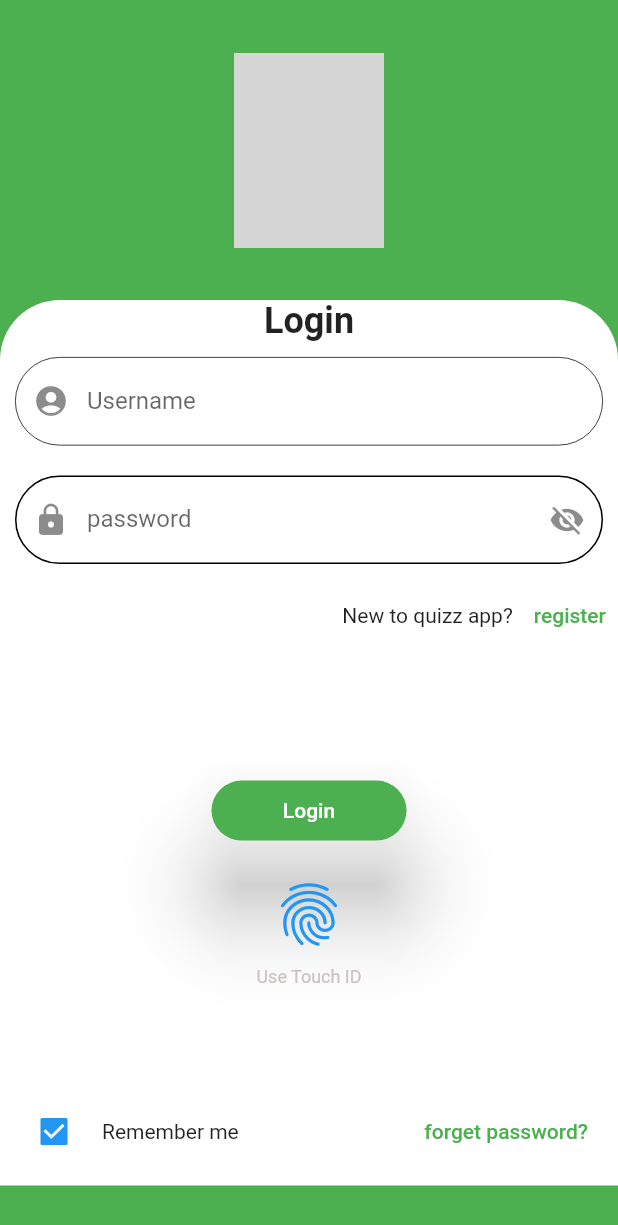
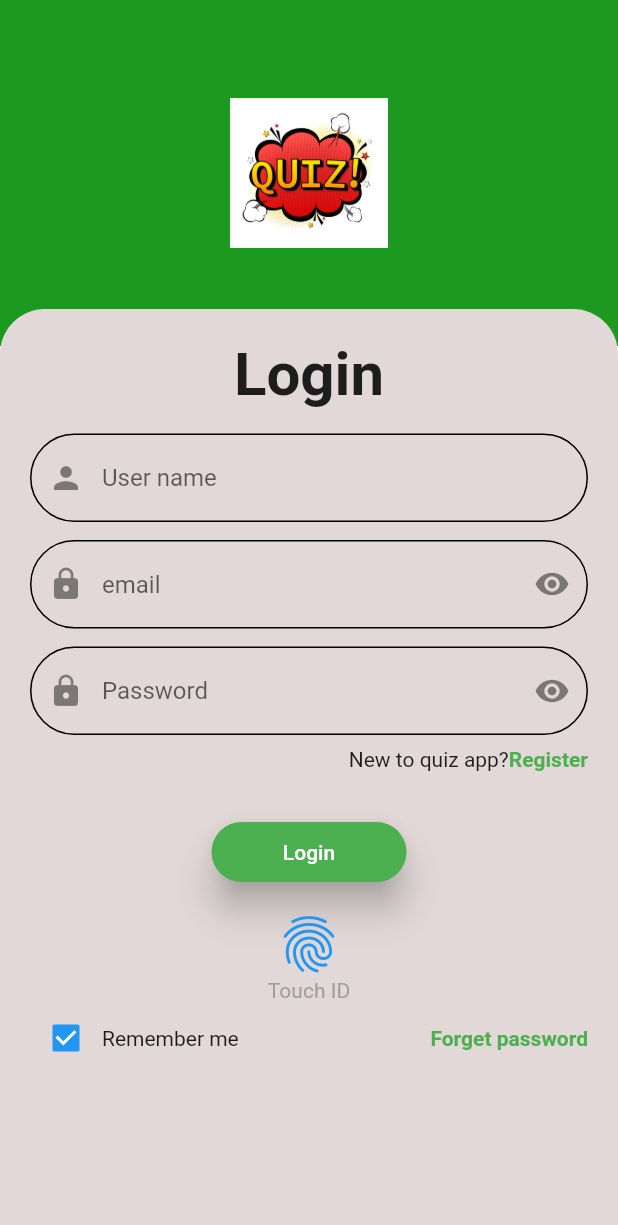
Before and after one commit to mohamedabdelhamed555/QuizApp, a Flutter app: the screen it shows after launch, on a phone screen of 412 x 824 dp. Shown: the top 1225 px of the screen. Run offline on Flutter 3.47's test engine with Material 2 defaults, Android fonts, the light colour scheme and no system bars; grey boxes are pictures that could not be loaded.

Commit message:
form validation

```diff
--- a/lib/Global/quiz_question.dart
+++ b/lib/Global/quiz_question.dart
@@ -1,5 +1,3 @@
-import 'package:flutter/material.dart';
-
 List dataList = [
   {
     "categoryName": "Sports test",
--- a/lib/Widgets/Category_Container.dart
+++ b/lib/Widgets/Category_Container.dart
@@ -1,3 +1,5 @@
+// ignore_for_file: must_be_immutable
+
 import 'package:flutter/material.dart';
 import 'package:mohamed_iti823/screens/quiz_screen.dart';
 
--- a/lib/main.dart
+++ b/lib/main.dart
@@ -13,7 +13,7 @@ class quiz_app extends StatelessWidget {
   Widget build(BuildContext context) {
     return MaterialApp(
       debugShowCheckedModeBanner: false,
-      home: loginScreen(),
+      home: LoginScreen(),
     );
   }
 }
--- a/lib/screens/Cat_Screen.dart
+++ b/lib/screens/Cat_Screen.dart
@@ -1,6 +1,4 @@
 import 'package:flutter/material.dart';
-import 'package:flutter/src/widgets/framework.dart';
-import 'package:flutter/src/widgets/placeholder.dart';
 import 'package:mohamed_iti823/Widgets/Category_Container.dart';
 
 class CatScreen extends StatelessWidget {
--- a/lib/screens/login_screen.dart
+++ b/lib/screens/login_screen.dart
@@ -1,165 +1,220 @@
 import 'package:flutter/material.dart';
-import 'package:mohamed_iti823/screens/cat_screen.dart';
+import 'package:mohamed_iti823/screens/Cat_Screen.dart';
 
-class loginScreen extends StatelessWidget {
-  const loginScreen({super.key});
-
+// ignore: must_be_immutable
+class LoginScreen extends StatelessWidget {
+  LoginScreen({super.key});
+  final _formKey = GlobalKey<FormState>();
+  RegExp regex =
+      RegExp(r'^(?=.*?[A-Z])(?=.*?[a-z])(?=.*?[0-9])(?=.*?[!@#\$&*~]).{8,}$');
+  RegExp regExp = new RegExp(r'^[\w-]+(\.[\w-]+)*@([\w-]+\.)+[a-zA-Z]{2,7}$');
   @override
   Widget build(BuildContext context) {
     return Scaffold(
-      backgroundColor: Colors.green,
-      body: ListView(
+        // backgroundColor: Colors.green,
+        body: Form(
+      key: _formKey,
+      child: Stack(
+        // unbounded widget
+        alignment: Alignment.bottomCenter,
         children: [
-          Container(
-            height: 200,
+          Align(
+            alignment: Alignment.topCenter,
+            child: Container(
+              height: MediaQuery.of(context).size.height * 0.28,
+              width: MediaQuery.of(context).size.width,
+              color: const Color.fromARGB(255, 27, 154, 31),
               child: Center(
-              child: Image.network(
-                "https://encrypted-tbn0.gstatic.com/images?q=tbn:ANd9GcTAgn-xJyk73PtGGA9HltNDszwKta9mHiY2Qt6kHQW2ba-3WF09",
-                width: 100,
-                height: 130,
-              ),
-            ),
-          ),
-          Spacer(),
-          Container(
-              decoration: BoxDecoration(
-                  color: Colors.white,
-                  borderRadius: BorderRadius.only(
-                      topLeft: Radius.circular(40),
-                      topRight: Radius.circular(40))),
-              child: Column(
-                children: [
-                  Text(
-                    "Login",
-                    style: TextStyle(
-                      fontSize: 24,
-                      fontWeight: FontWeight.bold,
-                    ),
-                  ),
-                  Padding(
-                    padding: const EdgeInsets.all(10),
-                    child: TextFormField(
-                      decoration: InputDecoration(
-                        enabledBorder: OutlineInputBorder(
-                          borderSide: BorderSide(
-                              width: 0.5, color: Colors.black), //<-- SEE HERE
-                          borderRadius: BorderRadius.circular(50.0),
-                        ),
-                        labelText: "Username",
-                        prefixIcon: IconButton(
-                            onPressed: () {}, icon: Icon(Icons.account_circle)),
-                      ),
-                    ),
-                  ),
-                  Padding(
-                    padding: const EdgeInsets.all(10),
-                    child: TextField(
-                      decoration: InputDecoration(
-                        enabledBorder: OutlineInputBorder(
-                          borderSide:
-                              BorderSide(color: Colors.black), //<-- SEE HERE
-                          borderRadius: BorderRadius.circular(50.0),
-                        ),
-                        labelText: "password",
-                        prefixIcon: IconButton(
-                            onPressed: () {}, icon: Icon(Icons.lock)),
-                        suffixIcon: IconButton(
-                          icon: Icon(Icons.visibility_off),
-                          onPressed: () {},
+                child: Image.asset(
+                  "image/istockphoto-1390274690-612x612.jpg",
+                  height: 100,
                 ),
               ),
             ),
           ),
+          Container(
+            padding: EdgeInsets.all(20),
+            height: MediaQuery.of(context).size.height * 3 / 4, // width: 50,
+            width: double.infinity,
+            decoration: const BoxDecoration(
+                color: Color.fromARGB(255, 226, 216, 216),
+                borderRadius: BorderRadius.vertical(top: Radius.circular(30))),
+            child: Column(children: [
+              Text(
+                "Login",
+                style: TextStyle(fontSize: 40, fontWeight: FontWeight.bold),
+              ),
+              SizedBox(
+                height: 16,
+              ),
+              TextFormField(
+                validator: (value) {
+                  if (value!.isEmpty) {
+                    return ("the User name must not be empty");
+                  } else if (value.length < 8) {
+                    return ("User Name must be graterThan 8 Characters");
+                  } else if (value[0].toUpperCase() != value[0]) {
+                    return 'First character should be uppercase';
+                  }
+                },
+                decoration: InputDecoration(
+                  prefixIcon: Icon(Icons.person),
+                  hintText: "User name",
+                  // errorBorder: ,
+                  focusedBorder: OutlineInputBorder(
+                    borderSide: BorderSide(
+                        color: Color.fromARGB(255, 36, 4, 240), width: 2),
+                    borderRadius: BorderRadius.circular(30),
+                  ),
+                  // border: ,
+                  enabledBorder: OutlineInputBorder(
+                    borderSide: BorderSide(color: Colors.black),
+                    borderRadius: BorderRadius.circular(30),
+                  ),
+                  // border:
+                ),
+              ),
+              SizedBox(
+                height: 12,
+              ),
+              TextFormField(
+                validator: (value) {
+                  if (value!.isEmpty) {
+                    return 'Please enter an email';
+                  } else if (!regExp.hasMatch(value)) {
+                    return 'Please enter a valid email';
+                  }
+                },
+                decoration: InputDecoration(
+                  prefixIcon: Icon(Icons.lock),
+                  suffixIcon: Icon(Icons.visibility),
+                  hintText: "email",
+                  // errorBorder: ,
+                  focusedBorder: OutlineInputBorder(
+                    borderSide: BorderSide(
+                        color: Color.fromARGB(255, 36, 4, 240), width: 2),
+                    borderRadius: BorderRadius.circular(30),
+                  ),
+                  // border: ,
+                  enabledBorder: OutlineInputBorder(
+                    borderSide: BorderSide(color: Colors.black),
+                    borderRadius: BorderRadius.circular(30),
+                  ),
+                  // border:
+                ),
+              ),
+              SizedBox(
+                height: 12,
+              ),
+              TextFormField(
+                validator: (value) {
+                  if (value!.isEmpty) {
+                    return 'Please enter password';
+                  } else {
+                    if (!regex.hasMatch(value)) {
+                      return 'Enter valid password';
+                    }
+                  }
+                },
+                decoration: InputDecoration(
+                  prefixIcon: Icon(Icons.lock),
+                  suffixIcon: Icon(Icons.visibility),
+                  hintText: "Password",
+                  // errorBorder: ,
+                  focusedBorder: OutlineInputBorder(
+                    borderSide: BorderSide(
+                        color: Color.fromARGB(255, 36, 4, 240), width: 2),
+                    borderRadius: BorderRadius.circular(30),
+                  ),
+                  // border: ,
+                  enabledBorder: OutlineInputBorder(
+                    borderSide: BorderSide(color: Colors.black),
+                    borderRadius: BorderRadius.circular(30),
+                  ),
+                  // border:
+                ),
+              ),
+              SizedBox(
+                height: 8,
+              ),
               Row(
                 mainAxisAlignment: MainAxisAlignment.end,
                 children: [
-                      Text("New to quizz app?"),
-                      Padding(
-                        padding: const EdgeInsets.only(left: 6),
-                        child: TextButton(
-                            onPressed: () {},
+                  Text("New to quiz app?"),
+                  InkWell(
+                    onTap: () {
+                      print("Hello we are ITI");
+                    },
                     child: Text(
-                              "register",
-                              style: TextStyle(color: Colors.green),
-                            )),
+                      "Register",
+                      style: TextStyle(
+                          color: Colors.green, fontWeight: FontWeight.bold),
+                    ),
                   )
                 ],
               ),
               SizedBox(
-                    height: MediaQuery.of(context).size.height * 0.1,
+                height: 30,
               ),
               ElevatedButton(
-                    style: ElevatedButton.styleFrom(
-                      shadowColor: Color.fromARGB(255, 163, 163, 162),
-                      elevation: 25,
-                      minimumSize: Size(130, 40),
-                      backgroundColor: Colors.green,
-                      shape: StadiumBorder(),
-                    ),
                 onPressed: () {
-                      Navigator.push(
+                  if (_formKey.currentState!.validate()) {
+                    Navigator.pushReplacement(
                       context,
                       MaterialPageRoute<void>(
                         builder: (BuildContext context) => CatScreen(),
                       ),
                     );
+                  }
                 },
                 child: Text("Login"),
+                style: ElevatedButton.styleFrom(
+                    shape: RoundedRectangleBorder(
+                      borderRadius: BorderRadius.circular(25.0),
+                    ),
+                    backgroundColor: Colors.green,
+                    elevation: 10,
+                    minimumSize: Size(130, 40)),
               ),
               SizedBox(
-                    height: 20,
+                height: 15,
               ),
               Icon(
                 Icons.fingerprint,
                 color: Colors.blue,
-                    size: 50,
-                  ),
-                  SizedBox(
-                    height: 10,
+                size: 45,
               ),
               Text(
-                    "Use Touch ID",
-                    style: TextStyle(
-                      fontSize: 12,
-                      color: Color.fromRGBO(204, 195, 195, 60),
+                "Touch ID",
+                style: TextStyle(color: Colors.grey),
               ),
-                  ),
-                  SizedBox(
-                    height: 60,
-                  ),
-                  Padding(
-                    padding: const EdgeInsets.all(12),
-                    child: Row(
+              Row(
                 mainAxisAlignment: MainAxisAlignment.spaceBetween,
+                // crossAxisAlignment: CrossAxisAlignment.stretch,
                 children: [
                   Row(
                     children: [
-                            Checkbox(
-                              value: true,
-                              onChanged: (value) => true,
-                            ),
-                            Padding(
-                              padding: const EdgeInsets.only(left: 8),
-                              child: Text("Remember me"),
-                            ),
+                      Checkbox(value: true, onChanged: (value) {}),
+                      Text("Remember me"),
                     ],
                   ),
-                        // SizedBox(
-                        //   width: MediaQuery.of(context).size.width * 0.1,
-                        // ),
-                        TextButton(
-                            onPressed: () {},
+                  // Spacer(),
+                  InkWell(
+                    onTap: () {
+                      print("Hello we are ITI");
+                    },
                     child: Text(
-                              "forget password?",
-                              style: TextStyle(color: Colors.green),
-                            ))
+                      "Forget password",
+                      style: TextStyle(
+                          color: Colors.green, fontWeight: FontWeight.bold),
+                    ),
+                  )
+                ],
+              )
+            ]),
+          )
         ],
       ),
-                  ),
-                ],
-              ))
-        ],
-      ),
-    );
+    ));
   }
 }
--- a/lib/screens/openning_screen.dart
+++ b/lib/screens/openning_screen.dart
@@ -1,5 +1,4 @@
 import 'package:flutter/material.dart';
-import 'package:flutter/services.dart';
 import 'package:mohamed_iti823/screens/login_screen.dart';
 
 class openningScreen extends StatelessWidget {
@@ -72,7 +71,7 @@ class openningScreen extends StatelessWidget {
                     Navigator.push(
                       context,
                       MaterialPageRoute<void>(
-                        builder: (BuildContext context) => loginScreen(),
+                        builder: (BuildContext context) => LoginScreen(),
                       ),
                     );
                   },
--- a/lib/screens/score_screen.dart
+++ b/lib/screens/score_screen.dart
@@ -1,6 +1,5 @@
 import 'package:flutter/material.dart';
 import 'package:flutter/src/widgets/framework.dart';
-import 'package:flutter/src/widgets/placeholder.dart';
 import 'package:mohamed_iti823/screens/openning_screen.dart';
 
 class ScoreScreen extends StatelessWidget {
```
Lines whose indentation alone changed are shown as unchanged.
